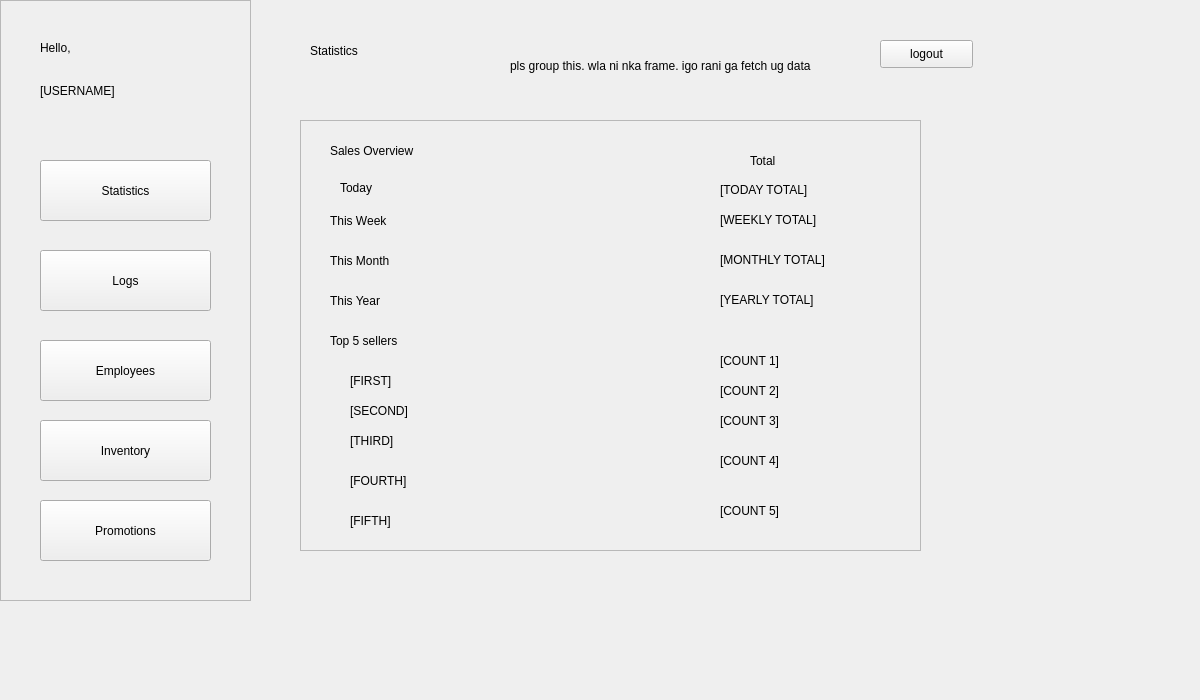
This is POS/UI/statistics.ui in ReiZedlav/CSCC-21.1-Software-Engineering-1 as Qt 5 draws it before an edit. The edited form follows.
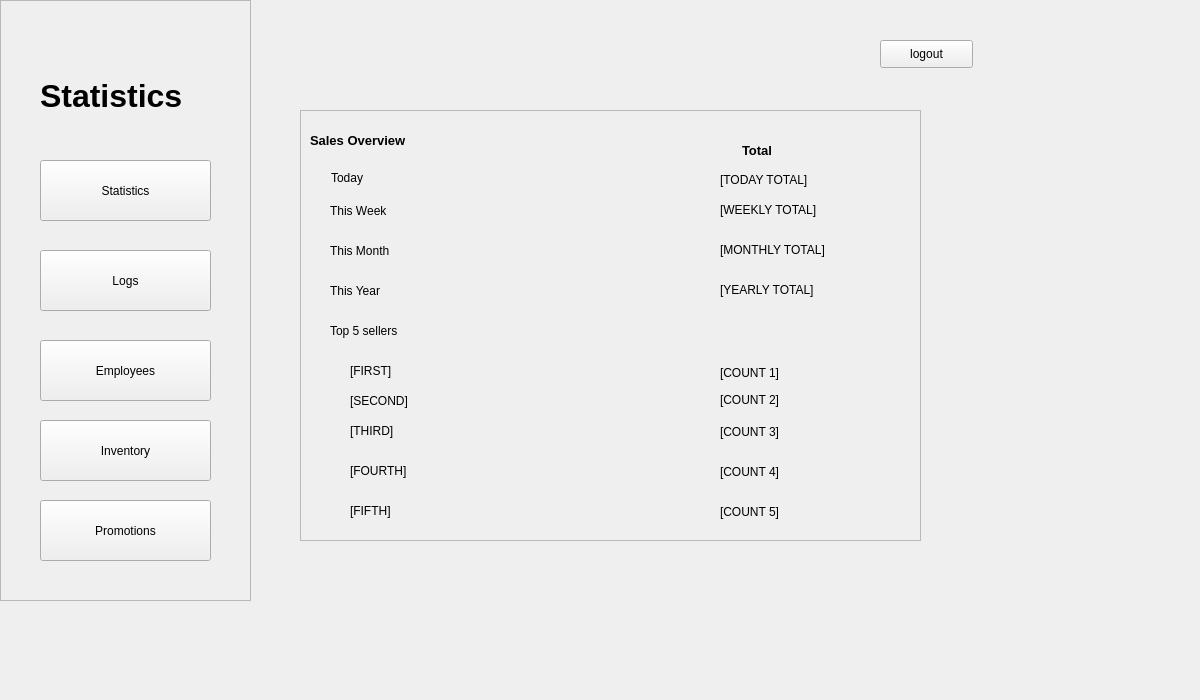
This is the edited form.

Patch:
```diff
--- a/POS/UI/statistics.ui
+++ b/POS/UI/statistics.ui
@@ -33,26 +33,20 @@
      <property name="geometry">
       <rect>
        <x>40</x>
-       <y>40</y>
-       <width>55</width>
-       <height>16</height>
-      </rect>
-     </property>
-     <property name="text">
-      <string>Hello,</string>
-     </property>
-    </widget>
-    <widget class="QLabel" name="label_2">
-     <property name="geometry">
-      <rect>
-       <x>40</x>
        <y>80</y>
-       <width>91</width>
-       <height>21</height>
+       <width>171</width>
+       <height>31</height>
       </rect>
      </property>
+     <property name="font">
+      <font>
+       <pointsize>24</pointsize>
+       <weight>75</weight>
+       <bold>true</bold>
+      </font>
+     </property>
      <property name="text">
-      <string>[USERNAME]</string>
+      <string>Statistics</string>
      </property>
     </widget>
     <widget class="QPushButton" name="statButton">
@@ -125,7 +119,7 @@
     <property name="geometry">
      <rect>
       <x>300</x>
-      <y>120</y>
+      <y>110</y>
       <width>621</width>
       <height>431</height>
      </rect>
@@ -139,12 +133,19 @@
     <widget class="QLabel" name="salesOverview">
      <property name="geometry">
       <rect>
-       <x>30</x>
+       <x>10</x>
        <y>10</y>
        <width>151</width>
        <height>41</height>
       </rect>
      </property>
+     <property name="font">
+      <font>
+       <pointsize>10</pointsize>
+       <weight>75</weight>
+       <bold>true</bold>
+      </font>
+     </property>
      <property name="text">
       <string>Sales Overview</string>
      </property>
@@ -152,12 +153,19 @@
     <widget class="QLabel" name="totalLabel">
      <property name="geometry">
       <rect>
-       <x>450</x>
+       <x>442</x>
        <y>20</y>
        <width>151</width>
        <height>41</height>
       </rect>
      </property>
+     <property name="font">
+      <font>
+       <pointsize>10</pointsize>
+       <weight>75</weight>
+       <bold>true</bold>
+      </font>
+     </property>
      <property name="text">
       <string>Total</string>
      </property>
@@ -165,7 +173,7 @@
     <widget class="QLabel" name="todayLabel">
      <property name="geometry">
       <rect>
-       <x>40</x>
+       <x>31</x>
        <y>60</y>
        <width>55</width>
        <height>16</height>
@@ -322,7 +330,7 @@
      <property name="geometry">
       <rect>
        <x>420</x>
-       <y>220</y>
+       <y>242</y>
        <width>151</width>
        <height>41</height>
       </rect>
@@ -335,7 +343,7 @@
      <property name="geometry">
       <rect>
        <x>420</x>
-       <y>250</y>
+       <y>269</y>
        <width>151</width>
        <height>41</height>
       </rect>
@@ -348,7 +356,7 @@
      <property name="geometry">
       <rect>
        <x>420</x>
-       <y>280</y>
+       <y>301</y>
        <width>151</width>
        <height>41</height>
       </rect>
@@ -361,7 +369,7 @@
      <property name="geometry">
       <rect>
        <x>420</x>
-       <y>320</y>
+       <y>341</y>
        <width>151</width>
        <height>41</height>
       </rect>
@@ -374,7 +382,7 @@
      <property name="geometry">
       <rect>
        <x>420</x>
-       <y>370</y>
+       <y>381</y>
        <width>151</width>
        <height>41</height>
       </rect>
@@ -410,32 +418,6 @@
      </property>
     </widget>
    </widget>
-   <widget class="QLabel" name="label">
-    <property name="geometry">
-     <rect>
-      <x>310</x>
-      <y>40</y>
-      <width>91</width>
-      <height>21</height>
-     </rect>
-    </property>
-    <property name="text">
-     <string>Statistics</string>
-    </property>
-   </widget>
-   <widget class="QLabel" name="label_5">
-    <property name="geometry">
-     <rect>
-      <x>510</x>
-      <y>55</y>
-      <width>381</width>
-      <height>21</height>
-     </rect>
-    </property>
-    <property name="text">
-     <string>pls group this. wla ni nka frame. igo rani ga fetch ug data</string>
-    </property>
-   </widget>
    <widget class="QPushButton" name="logoutButton">
     <property name="geometry">
      <rect>
```
